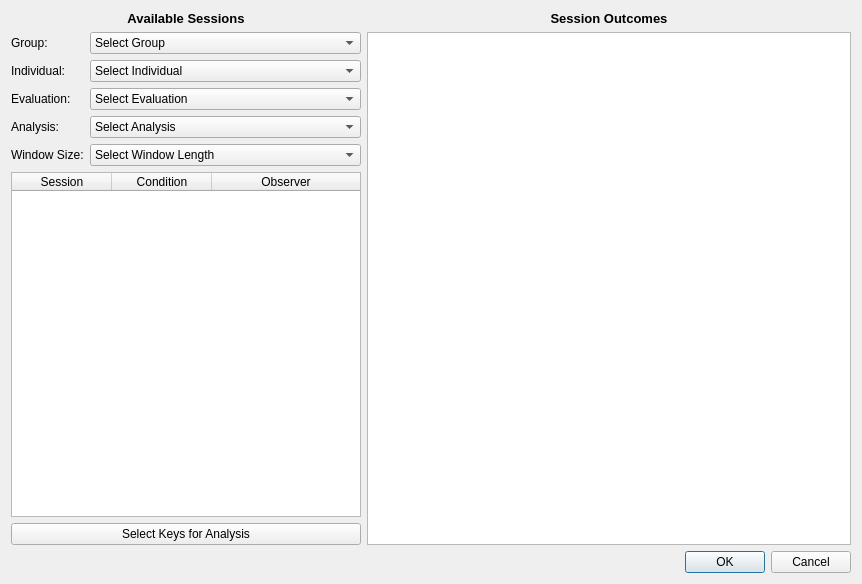
This is sequentialanalysisdialog.ui in miyamot0/DataTracker3 as Qt 5 draws it before an edit. The edited form follows.
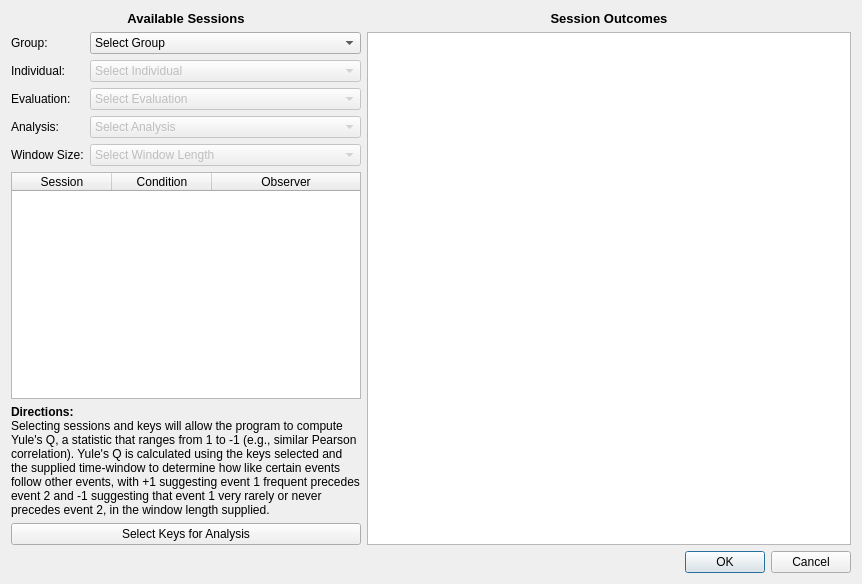
This is the edited form.

Commit message: Clean up sequential analyses

Diff of the .ui file:
```diff
--- a/sequentialanalysisdialog.ui
+++ b/sequentialanalysisdialog.ui
@@ -79,6 +79,9 @@
             </item>
             <item row="1" column="1">
              <widget class="QComboBox" name="comboBoxIndividual">
+              <property name="enabled">
+               <bool>false</bool>
+              </property>
               <item>
                <property name="text">
                 <string>Select Individual</string>
@@ -95,6 +98,9 @@
             </item>
             <item row="2" column="1">
              <widget class="QComboBox" name="comboBoxEvaluation">
+              <property name="enabled">
+               <bool>false</bool>
+              </property>
               <item>
                <property name="text">
                 <string>Select Evaluation</string>
@@ -111,6 +117,9 @@
             </item>
             <item row="3" column="1">
              <widget class="QComboBox" name="comboBoxAnalysis">
+              <property name="enabled">
+               <bool>false</bool>
+              </property>
               <item>
                <property name="text">
                 <string>Select Analysis</string>
@@ -132,6 +141,9 @@
             </item>
             <item row="4" column="1">
              <widget class="QComboBox" name="comboBoxWindow">
+              <property name="enabled">
+               <bool>false</bool>
+              </property>
               <item>
                <property name="text">
                 <string>Select Window Length</string>
@@ -210,6 +222,19 @@
             </column>
            </widget>
           </item>
+          <item>
+           <widget class="QLabel" name="label_8">
+            <property name="text">
+             <string>&lt;html&gt;&lt;head/&gt;&lt;body&gt;&lt;p&gt;&lt;span style=&quot; font-weight:600;&quot;&gt;Directions:&lt;br/&gt;&lt;/span&gt;Selecting sessions and keys will allow the program to compute Yule's Q, a statistic that ranges from 1 to -1 (e.g., similar Pearson correlation). Yule's Q is calculated using the keys selected and the supplied time-window to determine how like certain events follow other events, with +1 suggesting event 1 frequent precedes event 2 and -1 suggesting that event 1 very rarely or never precedes event 2, in the window length supplied.&lt;/p&gt;&lt;/body&gt;&lt;/html&gt;</string>
+            </property>
+            <property name="wordWrap">
+             <bool>true</bool>
+            </property>
+            <property name="textInteractionFlags">
+             <set>Qt::NoTextInteraction</set>
+            </property>
+           </widget>
+          </item>
           <item>
            <widget class="QPushButton" name="pushButtonKeys">
             <property name="text">
```
Left out of the diff: 2 changed lines with no effect on the pictures. The commit also changes 1 other file.
